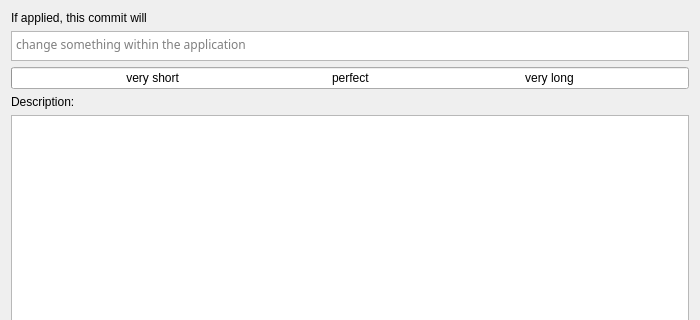
Before: the Qt Designer form commit-ed-gui/mainwindow.ui in jacob3141/commit-ed, drawn with Qt 5; both pictures show x 0 to 700 and y 0 to 320 of the 700 by 480 pixel window.
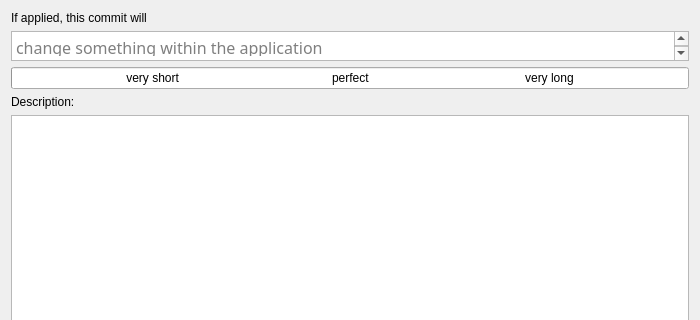
After: the same form once the commit is applied. Icons and pictures are not drawn.

Diff of the .ui file:
```diff
--- a/commit-ed-gui/mainwindow.ui
+++ b/commit-ed-gui/mainwindow.ui
@@ -55,6 +55,7 @@
       <property name="font">
        <font>
         <family>Ubuntu Mono</family>
+        <pointsize>12</pointsize>
        </font>
       </property>
       <property name="lineWrapMode">
```
Left out of the diff: 7 changed lines with no effect on the pictures.
